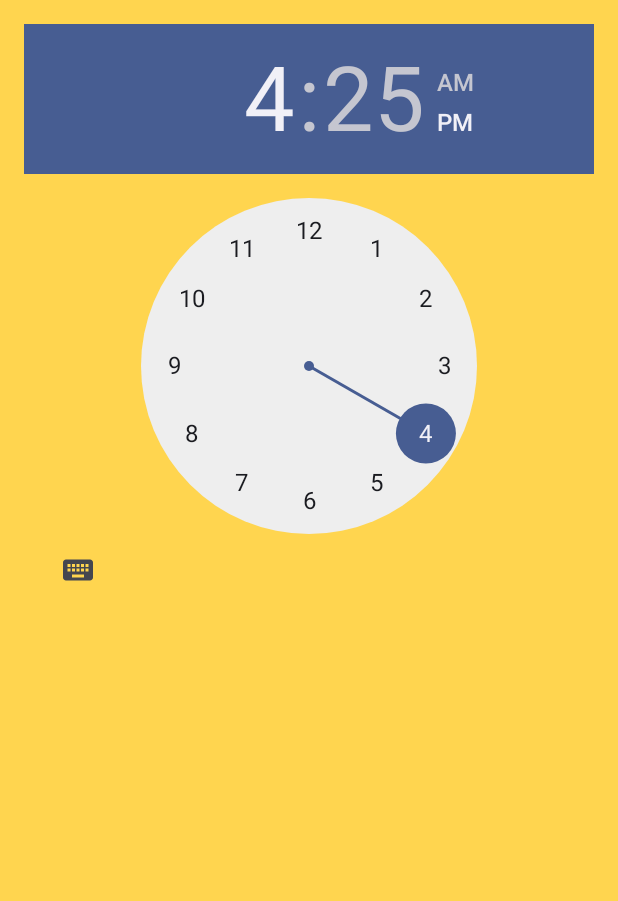
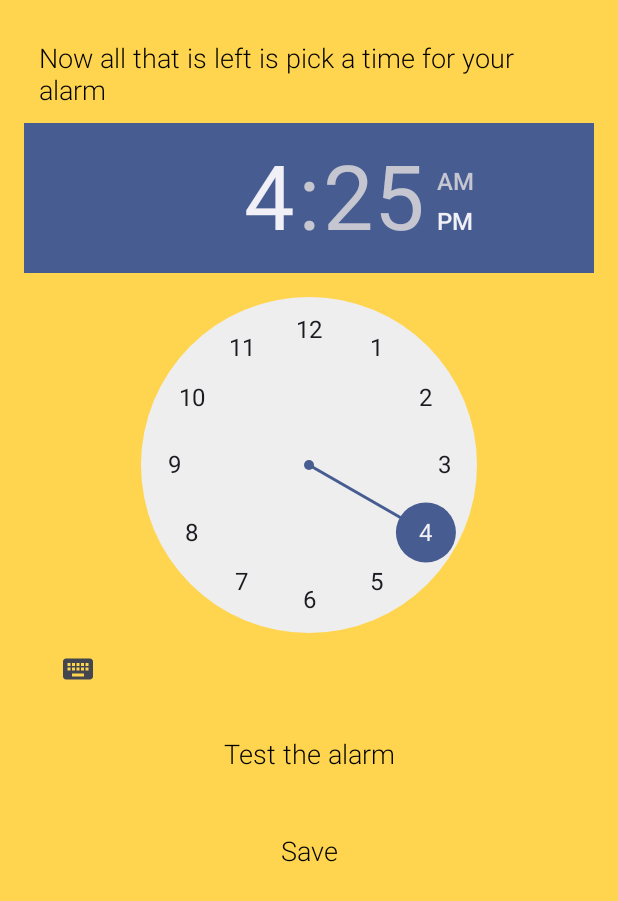
Before and after one commit to cashlo/SocialAlarm-2, an Android app: the layout fragment_alarm_setup.xml on its own in the app's theme, with its tools: preview values and no code run, on a phone screen of 412 x 824 dp. Shown: the top 901 px of the screen. Run offline under Robolectric (Android 15) with nearby library versions, the phone set to English and light mode, and no system bars.

Commit message:
more stuff

```diff
--- a/SocialAlarm/src/main/res/layout/fragment_alarm_setup.xml
+++ b/SocialAlarm/src/main/res/layout/fragment_alarm_setup.xml
@@ -6,7 +6,14 @@
     android:paddingRight="@dimen/activity_horizontal_margin"
     android:paddingTop="@dimen/activity_vertical_margin"
     android:background="@color/amber"
-    tools:context="com.cashlo.socialalarm.fragment.AlarmSetupFragment">
+    android:orientation="vertical"
+    tools:context=".WelcomeActivity">
+
+    <TextView
+        android:layout_width="match_parent"
+        android:layout_height="wrap_content"
+        style="@style/text_view_style"
+        android:text="@string/all_that_is_left"/>
 
     <TimePicker
         android:layout_width="wrap_content"
@@ -14,4 +21,23 @@
         android:id="@+id/alarm_time_picker"
         android:layout_gravity="center_horizontal" />
 
+    <TextView
+        android:id="@+id/alarm_test"
+        android:layout_width="match_parent"
+        android:layout_height="wrap_content"
+        android:text="@string/test_the_alarm"
+        android:padding="20dp"
+        android:gravity="center"
+        style="@style/text_view_style"
+        />
+
+    <TextView
+        android:layout_width="match_parent"
+        android:layout_height="wrap_content"
+        android:text="@string/save"
+        android:padding="20dp"
+        android:gravity="center"
+        style="@style/text_view_style"
+        />
+
 </LinearLayout>
--- a/SocialAlarm/src/main/res/values/strings.xml
+++ b/SocialAlarm/src/main/res/values/strings.xml
@@ -30,4 +30,11 @@
 
     <string name="next">Next</string>
 
+    // Alarm Setup
+
+    <string name="all_that_is_left">Now all that is left is pick a time for your alarm</string>
+    <string name="test_the_alarm">Test the alarm</string>
+    <string name="save">Save</string>
+
+
 </resources>
--- a/SocialAlarm/src/main/res/values/styles.xml
+++ b/SocialAlarm/src/main/res/values/styles.xml
@@ -5,4 +5,12 @@
         <!-- Customize your theme here. -->
     </style>
 
+    <style name="text_view_style">
+        <item
+            name = "android:textSize">18sp</item>
+        <item name="android:fontFamily">sans-serif-light</item>
+        <item name="android:textColor">@color/black</item>
+        <item name="android:padding">10dp</item>
+    </style>
+
 </resources>
```
Also changed, not shown: SocialAlarm/src/main/java/com/cashlo/socialalarm/AlarmHelper.java (added, +107 -0 lines), SocialAlarm/src/main/java/com/cashlo/socialalarm/fragment/AlarmSetupFragment.java (+19 -2 lines), 1008 other files.
